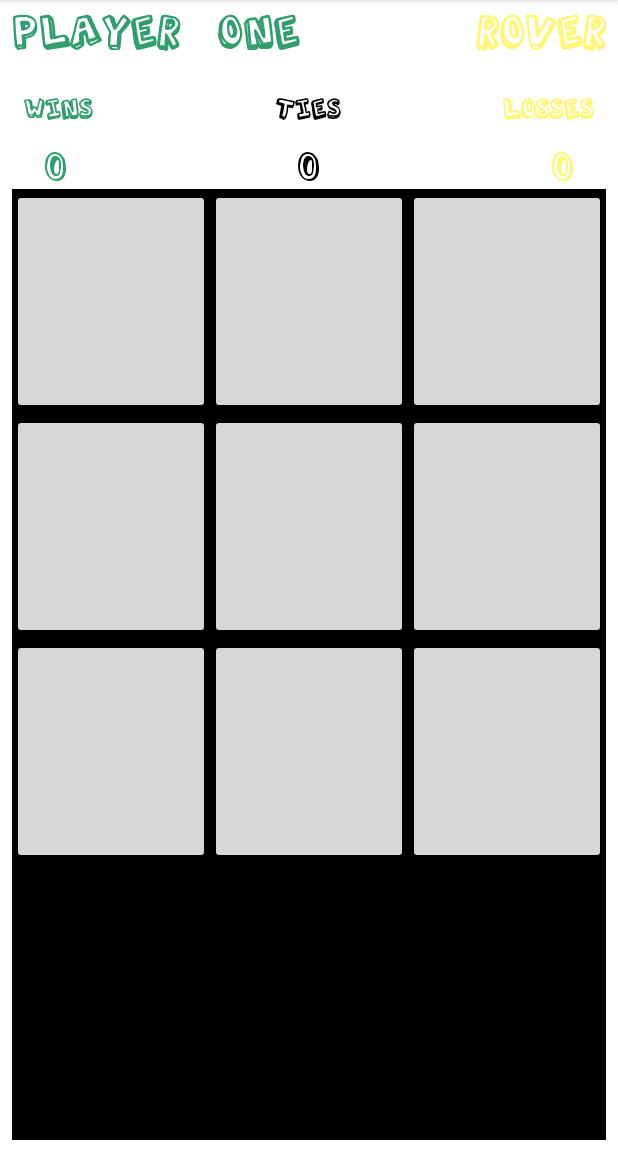
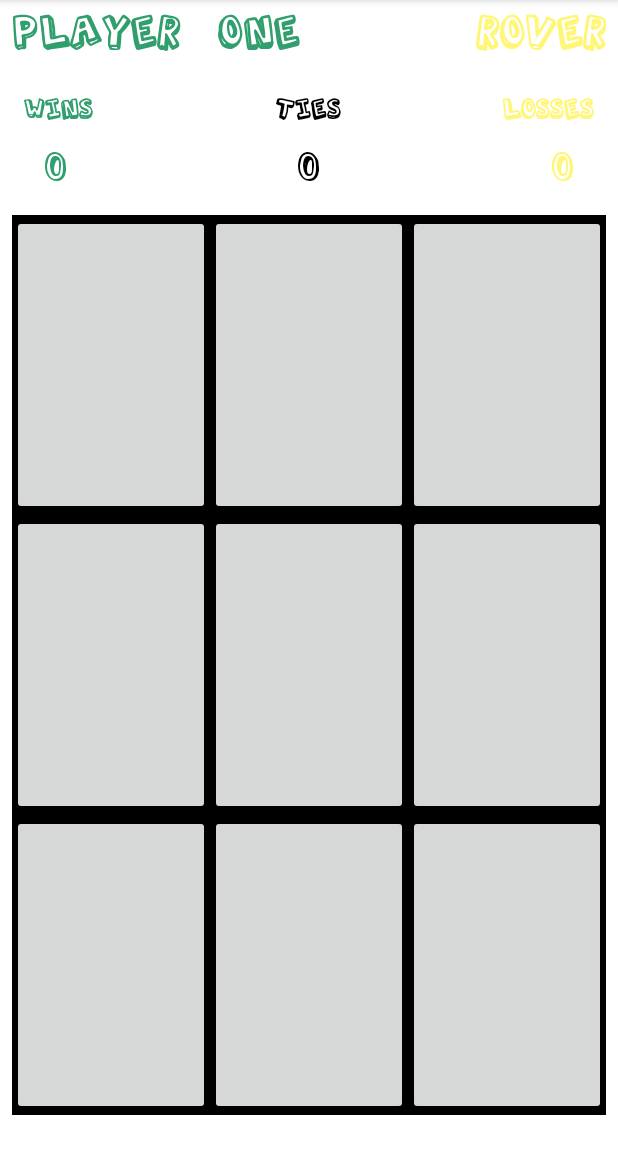
Before and after one commit to gmar1274/Mobile_AI_TicTacToe, an Android app: the screen it shows after launch (MainActivity), in the options menu, after a tap on "Settings", on a phone screen of 412 x 824 dp, the part 84-1236 px from its top. Run offline under Robolectric (Android 15) with nearby library versions, the phone set to English and light mode, and no system bars.

Commit message:
Google OAuth signOut added. GUI Layout fixed.

```diff
--- a/app/src/main/java/ai/portfolio/dev/project/app/com/tictactoe/Activities/MainActivity.java
+++ b/app/src/main/java/ai/portfolio/dev/project/app/com/tictactoe/Activities/MainActivity.java
@@ -47,7 +47,6 @@ import com.google.android.gms.tasks.Task;
 
 import java.util.List;
 
-import ai.portfolio.dev.project.app.com.tictactoe.BuildConfig;
 import ai.portfolio.dev.project.app.com.tictactoe.Custom.CustomFlipAnimation;
 import ai.portfolio.dev.project.app.com.tictactoe.Fragments.TicTacToeFragment;
 import ai.portfolio.dev.project.app.com.tictactoe.R;
@@ -115,7 +114,7 @@ public class MainActivity extends AppCompatActivity
     private void startSignInIntent() {
         // Configure sign-in to request the user's ID, email address, and basic
 // profile. ID and basic profile are included in DEFAULT_SIGN_IN.
-        GoogleSignInOptions gso = new GoogleSignInOptions.Builder(GoogleSignInOptions.DEFAULT_SIGN_IN)
+        GoogleSignInOptions gso = new GoogleSignInOptions.Builder(GoogleSignInOptions.DEFAULT_SIGN_IN).requestProfile().requestEmail()
                 .build();
         // Build a GoogleSignInClient with the options specified by gso.
         GoogleSignInClient mGoogleSignInClient = GoogleSignIn.getClient(this, gso);
@@ -176,10 +175,13 @@ public class MainActivity extends AppCompatActivity
         // as you specify a parent activity in AndroidManifest.xml.
         int id = item.getItemId();
 
-        //noinspection SimplifiableIfStatement
-        if (id == R.id.action_settings) {
-            return true;
+        switch (id){
+            case R.id.action_settings:
+                break;
+                default:
+                    break;
         }
+
 
         return super.onOptionsItemSelected(item);
     }
@@ -191,8 +193,8 @@ public class MainActivity extends AppCompatActivity
         int id = item.getItemId();
 
         switch (id) {
-            case R.id.nav_logout:
-                //do something
+            case R.id.nav_sign_out:
+                signOut();
                 break;
             case R.id.nav_settings:
                 openSettingsActivity();
@@ -546,6 +548,7 @@ public class MainActivity extends AppCompatActivity
                     @Override
                     public void onComplete(@NonNull Task<Void> task) {
                         // at this point, the user is signed out.
+                        showToast("Signed out completed.");
                         finish();
                     }
                 });
@@ -554,15 +557,5 @@ public class MainActivity extends AppCompatActivity
     @Override
     public void onStart() {
         super.onStart();
-        // Check for existing Google Sign In account, if the user is already signed in
-// the GoogleSignInAccount will be non-null.
-        GoogleSignInAccount account = GoogleSignIn.getLastSignedInAccount(this);
-        if(account!=null){
-           if(BuildConfig.DEBUG) Log.e("LOGIN...","account: "+account.getDisplayName());
-
-        }else {
-            Log.e("LOGIN FALIED...","null account");
-        }
-
     }
 }
--- a/app/src/main/java/ai/portfolio/dev/project/app/com/tictactoe/Fragments/TicTacToeFragment.java
+++ b/app/src/main/java/ai/portfolio/dev/project/app/com/tictactoe/Fragments/TicTacToeFragment.java
@@ -16,6 +16,7 @@ import android.widget.TableLayout;
 import android.widget.TableRow;
 import android.widget.TextView;
 
+import com.google.android.gms.auth.api.signin.GoogleSignIn;
 import com.google.android.gms.auth.api.signin.GoogleSignInAccount;
 
 import ai.portfolio.dev.project.app.com.tictactoe.BuildConfig;
@@ -70,6 +71,7 @@ public class TicTacToeFragment extends Fragment implements ITicTacToeFragment {
     @Override
     public void onCreate(Bundle savedInstanceState) {
         super.onCreate(savedInstanceState);
+
     }
 
     @Override
@@ -78,13 +80,9 @@ public class TicTacToeFragment extends Fragment implements ITicTacToeFragment {
         String p_one_name = "PLAYER ONE";
         String p_two_name = "ROVER";
         if(BuildConfig.DEBUG)p_one_name="Gabriel";
-        if(savedInstanceState != null){
-            GoogleSignInAccount account = savedInstanceState.getParcelable(GOOGLE_ARG);
-            p_one_name = account.getDisplayName();
-
-            if(savedInstanceState.getString(PLAYER_TWO_TAG)!= null)p_two_name=savedInstanceState.getString(PLAYER_TWO_TAG);
-        }else{
-            Log.e("BUNDLE....","NULLLLLLLLLLLLL");
+        GoogleSignInAccount account = GoogleSignIn.getLastSignedInAccount(this.getActivity());
+        if(account!=null) {
+            p_one_name = account.getGivenName()+" "+account.getFamilyName();
         }
 
         View view = inflater.inflate(R.layout.fragment_tic_tac_toe,
@@ -141,13 +139,13 @@ public class TicTacToeFragment extends Fragment implements ITicTacToeFragment {
             TableRow tableRow = new TableRow(this.getActivity());
             tableRow.setWeightSum(1.0f);
             final float scale = getContext().getResources().getDisplayMetrics().density;
-            int pixels = (int) (150 * scale + 0.5f);
+            int pixels = (int) (200 * scale + 0.5f);
             tableRow.setMinimumHeight(pixels);
-            tableRow.setLayoutParams(new TableRow.LayoutParams(TableRow.LayoutParams.FILL_PARENT, TableRow.LayoutParams.WRAP_CONTENT));
+            tableRow.setLayoutParams(new TableRow.LayoutParams(TableRow.LayoutParams.MATCH_PARENT, TableRow.LayoutParams.WRAP_CONTENT));
             for (int col = 0; col < 3; ++col) {
                 final Move move = new Move(row, col);
                 final Button button = new Button(this.getActivity());
-                button.setLayoutParams(new TableRow.LayoutParams(TableRow.LayoutParams.FILL_PARENT, TableRow.LayoutParams.FILL_PARENT));
+                button.setLayoutParams(new TableRow.LayoutParams(TableRow.LayoutParams.MATCH_PARENT, TableRow.LayoutParams.MATCH_PARENT));
                 button.setText("");
                 button.setTextSize(TypedValue.COMPLEX_UNIT_PX, 200);
                 button.setTextAppearance(this.getActivity(),R.style.gameFontButton);
--- a/app/src/main/res/layout/fragment_tic_tac_toe.xml
+++ b/app/src/main/res/layout/fragment_tic_tac_toe.xml
@@ -153,7 +153,7 @@
                 <TableLayout
                     android:id="@+id/gameBoardTL"
                     android:layout_width="match_parent"
-                    android:layout_height="0dp"
+                    android:layout_height="wrap_content"
                     android:layout_gravity="center"
                     android:layout_marginBottom="8dp"
                     android:layout_marginEnd="8dp"
--- a/app/src/main/res/menu/activity_main_drawer.xml
+++ b/app/src/main/res/menu/activity_main_drawer.xml
@@ -8,7 +8,7 @@
                 android:icon="@drawable/ic_menu_manage"
                 android:title="Settings" />
             <item
-                android:id="@+id/nav_logout"
+                android:id="@+id/nav_sign_out"
                 android:icon="@android:drawable/ic_delete"
                 android:title="Log Out" />
         </menu>
```
